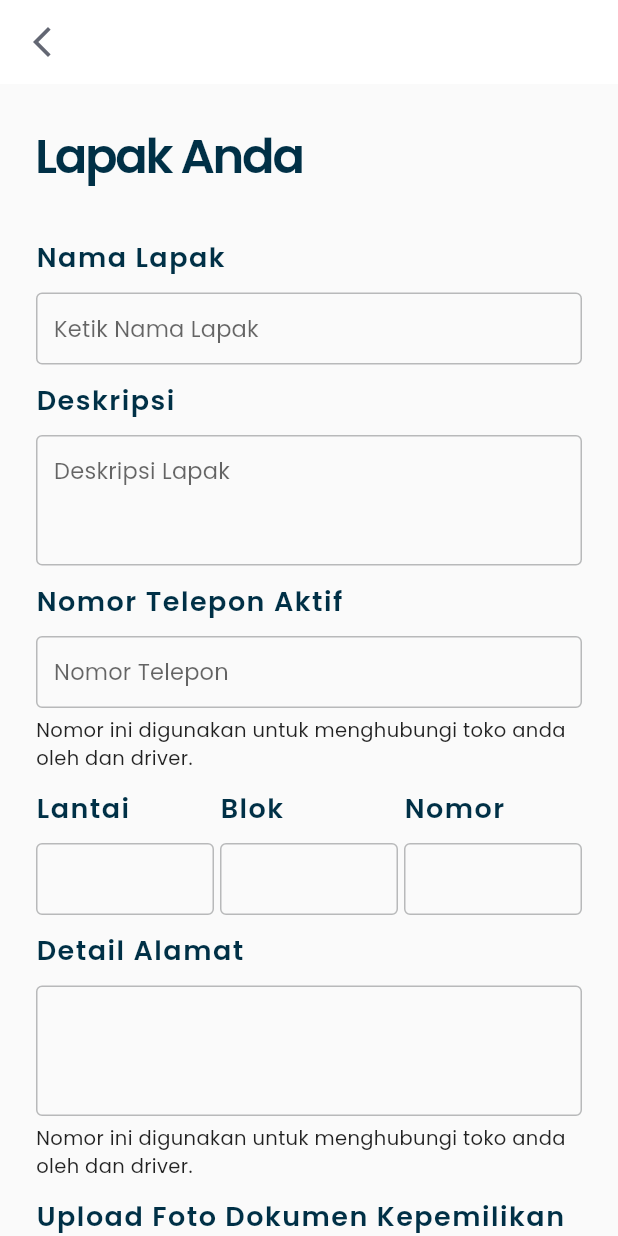
After one commit to Innodev-K8/diiket-seller, a Flutter app: the RegisterLapak screen opened directly, on a phone screen of 412 x 824 dp. The commit adds this screen. Run offline on Flutter 3.47's test engine with Material 2 defaults, Android fonts, the phone set to English and light mode, and no system bars; our stand-ins replace audioplayers, dio, firebase_analytics, firebase_auth, firebase_core, firebase_crashlytics and 7 more; missing offline and left inert: diiket_models, flutter_phone_direct_caller; accounts and stored records are empty; network calls fail; statements that could not run were skipped.

Commit message:
Register
Data diri
Lapak
Daftarkan Lapak

```diff
--- /dev/null
+++ b/lib/ui/pages/register_lapak.dart
@@ -0,0 +1,128 @@
+import 'package:flutter/material.dart';
+import 'package:seller/ui/common/styles.dart';
+import 'package:seller/ui/widgets/inputs/custom_text_field_section.dart';
+
+class RegisterLapak extends StatelessWidget {
+  const RegisterLapak({Key? key}) : super(key: key);
+
+  @override
+  Widget build(BuildContext context) {
+    return Scaffold(
+      appBar: AppBar(
+        leading: Builder(
+          builder: (BuildContext context) {
+            return IconButton(
+              icon: const Icon(Icons.arrow_back_ios_new_outlined),
+              onPressed: () {
+                Navigator.pop(context);
+              },
+              color: ColorPallete.darkGray,
+            );
+          },
+        ),
+      ),
+      body: SingleChildScrollView(
+        child: Padding(
+          padding: const EdgeInsets.all(24.0),
+          child: Column(
+            crossAxisAlignment: CrossAxisAlignment.start,
+            children: [
+              Text(
+                "Lapak Anda",
+                style: kTextTheme.headline1!
+                    .copyWith(color: ColorPallete.accentColor),
+              ),
+              SizedBox(
+                height: 30,
+              ),
+              CustomTextFieldSection(
+                title: 'Nama Lapak',
+                inputHint: 'Ketik Nama Lapak',
+                inputMinLines: 1,
+                inputMaxLines: 2,
+              ),
+              SizedBox(
+                height: 10,
+              ),
+              CustomTextFieldSection(
+                title: 'Deskripsi',
+                inputHint: 'Deskripsi Lapak',
+                inputMinLines: 3,
+                inputMaxLines: 5,
+              ),
+              SizedBox(
+                height: 10,
+              ),
+              CustomTextFieldSection(
+                title: 'Nomor Telepon Aktif',
+                inputHint: 'Nomor Telepon',
+                inputMinLines: 1,
+                inputMaxLines: 2,
+              ),
+              SizedBox(
+                height: 5,
+              ),
+              Text(
+                  "Nomor ini digunakan untuk menghubungi toko anda oleh dan driver."),
+              SizedBox(
+                height: 10,
+              ),
+              Row(
+                crossAxisAlignment: CrossAxisAlignment.start,
+                children: [
+                  Expanded(
+                    child: CustomTextFieldSection(
+                      title: 'Lantai',
+                    ),
+                  ),
+                  SizedBox(width: 4),
+                  Expanded(
+                    child: CustomTextFieldSection(
+                      title: 'Blok',
+                    ),
+                  ),
+                  SizedBox(width: 4),
+                  Expanded(
+                    child: CustomTextFieldSection(
+                      title: 'Nomor',
+                    ),
+                  ),
+                ],
+              ),
+              SizedBox(
+                height: 10,
+              ),
+              CustomTextFieldSection(
+                title: 'Detail Alamat',
+                inputMinLines: 3,
+                inputMaxLines: 5,
+              ),
+              SizedBox(
+                height: 5,
+              ),
+              Text(
+                  "Nomor ini digunakan untuk menghubungi toko anda oleh dan driver."),
+              SizedBox(
+                height: 10,
+              ),
+              Text(
+                "Upload Foto Dokumen Kepemilikan Lapak Anda",
+                style: kTextTheme.headline3!
+                    .copyWith(color: ColorPallete.accentColor),
+              ),
+              Text(
+                  "Tekan tombol tambah diatas untuk upload foto. Pastikan foto dokumen terang dan bisa terbaca jelas."),
+              SizedBox(
+                height: 30,
+              ),
+              OutlinedButton(
+                onPressed: () {},
+                child: Text('Lanjut'),
+              )
+            ],
+          ),
+        ),
+      ),
+    );
+  }
+}
```
Also changed, not shown: lib/ui/pages/home_page.dart (+29 -0 lines), lib/ui/pages/register_confirm.dart (added, +53 -0 lines), lib/ui/pages/register_data_diri.dart (added, +104 -0 lines).
